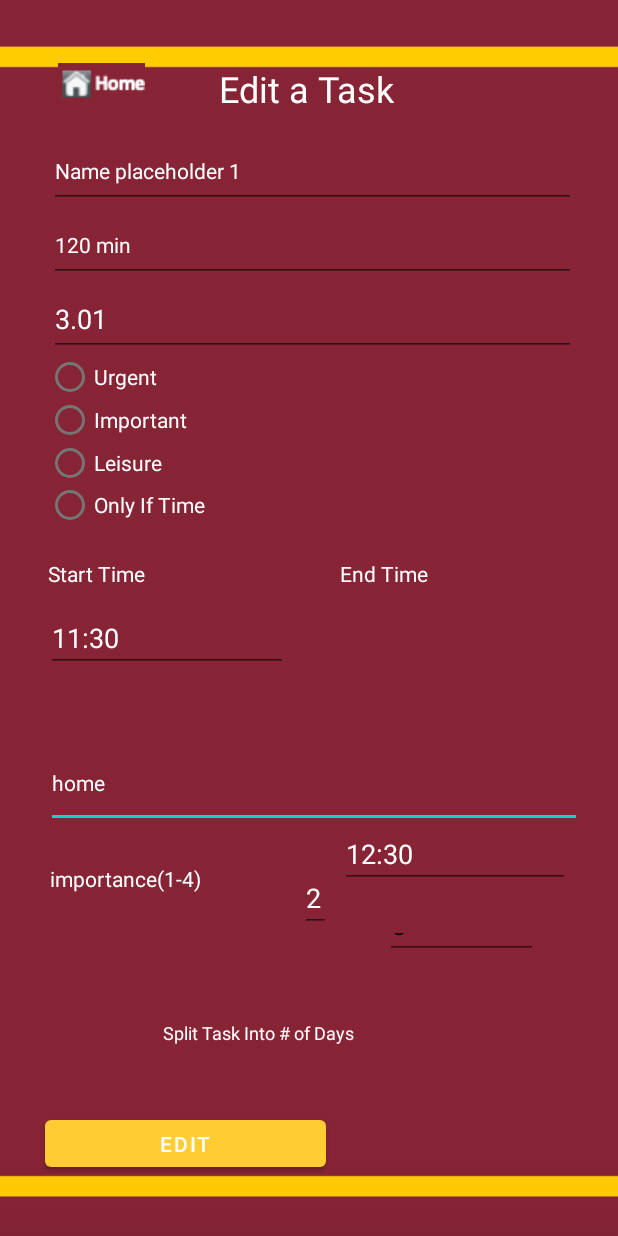
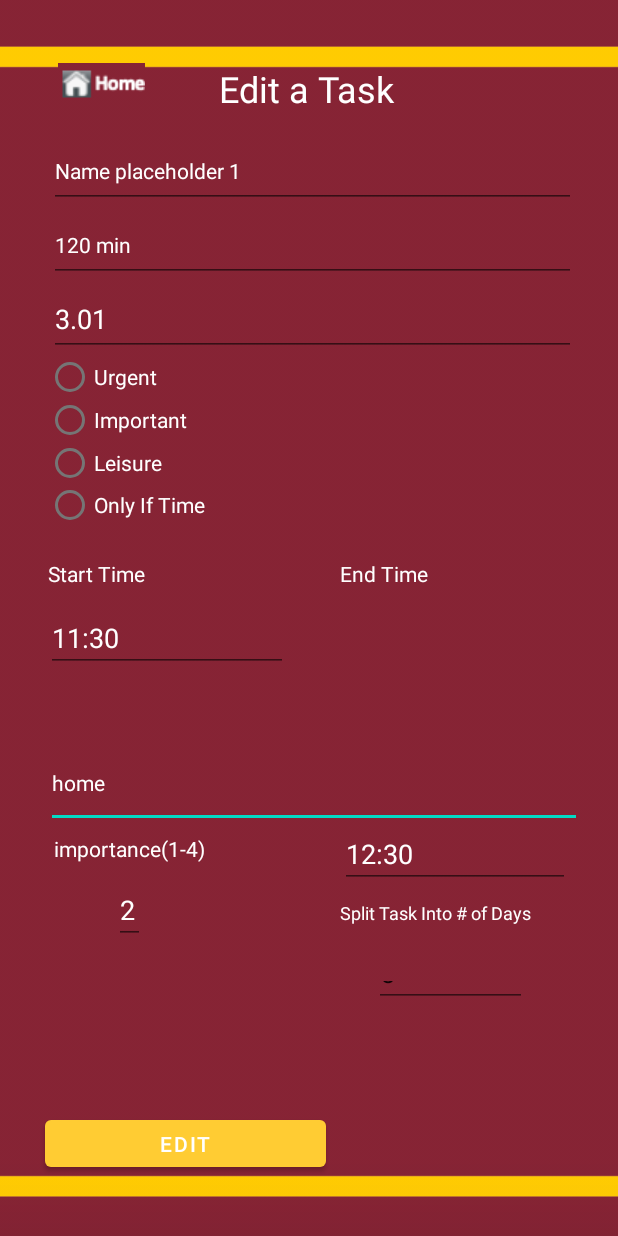
Before and after one commit to eliset2973/Schedule4U, an Android app: the create_event_edit screen opened directly, with no data from a screen before it, on a phone screen of 412 x 824 dp. Run offline under Robolectric (Android 15) with nearby library versions, the phone set to English and light mode, and no system bars.

Commit message:
fix some layout in xml on edit and create activity

```diff
--- a/Schedule4U/app/src/main/res/layout/activity_createventedit.xml
+++ b/Schedule4U/app/src/main/res/layout/activity_createventedit.xml
@@ -183,22 +183,22 @@
         android:text="5"
         app:layout_constraintBottom_toBottomOf="parent"
         app:layout_constraintEnd_toEndOf="parent"
-        app:layout_constraintHorizontal_bias="0.828"
+        app:layout_constraintHorizontal_bias="0.805"
         app:layout_constraintStart_toStartOf="parent"
         app:layout_constraintTop_toBottomOf="@+id/moreDetails"
-        app:layout_constraintVertical_bias="0.244" />
+        app:layout_constraintVertical_bias="0.377" />
 
     <TextView
         android:id="@+id/TaskSplitInput"
         android:layout_width="148dp"
         android:layout_height="24dp"
-        android:layout_marginBottom="120dp"
+        android:layout_marginBottom="20dp"
         android:text="Split Task Into # of Days"
         android:textColor="#FFFFFF"
         android:textSize="12sp"
-        app:layout_constraintBottom_toBottomOf="parent"
-        app:layout_constraintEnd_toStartOf="@+id/TaskDays"
-        app:layout_constraintHorizontal_bias="1.0"
+        app:layout_constraintBottom_toTopOf="@+id/TaskDays"
+        app:layout_constraintEnd_toEndOf="parent"
+        app:layout_constraintHorizontal_bias="0.859"
         app:layout_constraintStart_toStartOf="parent" />
 
     <Button
@@ -247,9 +247,9 @@
 
         android:layout_width="wrap_content"
         android:layout_height="wrap_content"
-        android:layout_marginStart="33dp"
-        android:layout_marginLeft="33dp"
-        android:layout_marginTop="24dp"
+        android:layout_marginStart="36dp"
+        android:layout_marginLeft="36dp"
+        android:layout_marginTop="4dp"
         android:text="importance(1-4)"
         android:textColor="#FFFFFF"
         app:layout_constraintStart_toStartOf="parent"
@@ -259,9 +259,9 @@
         android:id="@+id/Levelofimportance"
         android:layout_width="wrap_content"
         android:layout_height="wrap_content"
-        android:layout_marginStart="200dp"
-        android:layout_marginLeft="200dp"
-        android:layout_marginTop="24dp"
+        android:layout_marginStart="76dp"
+        android:layout_marginLeft="76dp"
+        android:layout_marginTop="32dp"
         android:hint="1"
         android:imeOptions="actionDone"
         android:inputType="number"
```
Also changed, not shown: Schedule4U/app/src/main/res/layout/activity_createtask.xml (+10 -9 lines).
